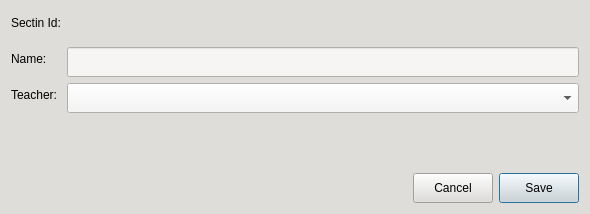
Above: CAI_PyQt/CAI_Admin/UI/FormSectionEditor.ui from CPG19040/CPG19040 before the change. Below: the same form after it.
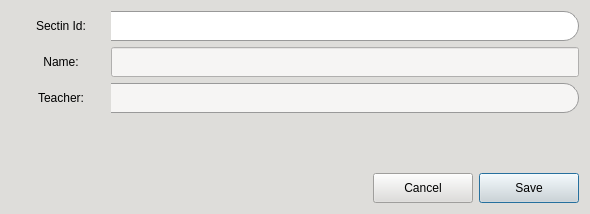
That is the form after the change. Icons and pictures are not drawn.

What changed in the file:
```diff
--- a/CAI_PyQt/CAI_Admin/UI/FormSectionEditor.ui
+++ b/CAI_PyQt/CAI_Admin/UI/FormSectionEditor.ui
@@ -26,16 +26,208 @@
    <string>Sections Editor</string>
   </property>
   <property name="styleSheet">
-   <string notr="true">background-color: rgb(222, 221, 218); color: rgb(0, 0, 0);</string>
+   <string notr="true">* {
+	background-color: rgb(222, 221, 218); 
+	color: black;
+}
+
+QPushButton[class=&quot;button-green&quot;] {
+	border: 1px solid #0a5128;
+    border-radius: 15px;
+    padding: 0px 10px 0px;
+    background: qlineargradient(x1:0, y1:0, x2:0, y2:1, 
+                                stop:0 #1ebd5d, 
+                                stop:1 #107f3f);
+    color: #FFF;
+    font: 10pt &quot;Inter SemiBold&quot;;
+}
+
+QPushButton[class=&quot;button-green&quot;]:hover {
+    background: qlineargradient(x1:0, y1:0, x2:0, y2:1, 
+                                stop:0 #2ecc71, 
+                                stop:1 #27AE60);
+}
+
+QPushButton[class=&quot;button-green&quot;]:pressed {
+    background: qlineargradient(x1:0, y1:0, x2:0, y2:1, 
+                                stop:0 #0b572a, 
+                                stop:1 #129046); 
+}
+
+QPushButton[class=&quot;button-green&quot;]:disabled {
+    background: #A5D6A7;
+    color: #E8F5E9;
+    opacity: 0.6;
+}
+
+*[class=&quot;button-normal&quot;] {
+	font: 10pt &quot;Inter&quot;;
+	background: qlineargradient(x1:0, y1:0, x2:0, y2:1, 
+                                stop:0 #ffffff, 
+                                stop:1 #d8ecf6);
+	color: black;
+	border-radius: 15px;
+	border: 1px solid rgb(154, 153, 150);
+}
+
+*[class=&quot;button-normal&quot;]:hover {
+	background: qlineargradient(x1:0, y1:0, x2:0, y2:1, 
+                                stop:0 #ffffff, 
+                                stop:1 #f2f6f8);
+}
+
+*[class=&quot;button-normal&quot;]:pressed {
+    background: qlineargradient(x1:0, y1:0, x2:0, y2:1, 
+                                stop:0 #dce5e9, 
+                                stop:1 #ffffff);
+}
+
+*[class=&quot;button-normal&quot;]:disabled {
+	background: #f5f5f5;
+	border: 1px solid #dcdcdc;
+	color: #aeaeae;
+}
+
+*[class=&quot;input-field&quot;] {
+	background-color: transparent;
+}
+
+*[class=&quot;input-field&quot;] QLineEdit {
+	background-color: #ffffff;
+	border: 1px solid #999;
+	border-left: none;
+	border-top-right-radius: 15px;
+	border-bottom-right-radius: 15px;
+	padding: 0px 8px;
+	color: black;
+}
+
+*[class=&quot;input-field&quot;] QLabel, #label_8 {
+	background-color: rgb(192, 191, 188);
+	border-left: 1px solid #999;
+	border-top: 1px solid #999;
+	border-bottom: 1px solid #999;
+	border-right: none;
+	border-top-left-radius: 15px;
+	border-bottom-left-radius: 15px;
+	padding-left: 8px;
+	color: black;
+}
+
+QComboBox {
+    border: 1px solid #999;
+    border-left: none;
+    padding: 0px 10px;
+    background-color: #ffffff;
+    color: #333333;
+    font: 10pt &quot;Inter Medium&quot;;
+    selection-background-color: #7eb4d7;
+	border-top-right-radius: 15px;
+	border-bottom-right-radius: 15px;
+}
+
+QComboBox:focus, QLineEdit:focus {
+    border: 1px solid #007BFF;
+}
+
+QComboBox:hover, QLineEdit:hover {
+    border: 1px solid #3498db;
+}
+
+QComboBox::drop-down {
+    subcontrol-origin: padding;
+    subcontrol-position: top right;
+    width: 30px;
+    border-left-width: 0px;
+    /* Match the 15px border-radius of the main control */
+    border-top-right-radius: 15px;
+    border-bottom-right-radius: 15px;
+}
+
+QComboBox::down-arrow {
+    image: url(:/Images/Images/caret-down.png);
+    border: none;
+    width: 8px;
+    height: 8px;
+}
+
+QComboBox QAbstractItemView {
+    background-color: white !important;
+    border: 1px solid #999;
+    selection-background-color: #7eb4d7;
+    selection-color: #ffffff;
+    outline: 0; /* Removes the ugly dotted focus border */
+}
+
+QComboBox QAbstractItemView::item {
+    padding: 0px 15px;
+    border-radius: 4px;
+    color: #333333;
+}
+
+/* Hover state for items inside the dropdown */
+QComboBox QAbstractItemView::item:hover {
+    background-color: #7eb4d7;
+    color: #ffffff;
+}</string>
   </property>
   <layout class="QVBoxLayout" name="verticalLayout">
    <item>
-    <layout class="QFormLayout" name="formLayout_3">
-     <item row="0" column="1">
+    <widget class="QWidget" name="widget_3" native="true">
+     <property name="styleSheet">
+      <string notr="true">#label_sectionId {
+	background-color: #FFF;
+	border: 1px solid #999;
+	border-left: none;
+	border-top-left-radius: 0px;
+	border-bottom-left-radius: 0px;
+	border-top-right-radius: 15px;
+	border-bottom-right-radius: 15px;
+}</string>
+     </property>
+     <layout class="QHBoxLayout" name="horizontalLayout_4">
+      <property name="spacing">
+       <number>0</number>
+      </property>
+      <property name="leftMargin">
+       <number>0</number>
+      </property>
+      <property name="topMargin">
+       <number>0</number>
+      </property>
+      <property name="rightMargin">
+       <number>0</number>
+      </property>
+      <property name="bottomMargin">
+       <number>0</number>
+      </property>
+      <item>
+       <widget class="QLabel" name="label_8">
+        <property name="minimumSize">
+         <size>
+          <width>100</width>
+          <height>0</height>
+         </size>
+        </property>
+        <property name="maximumSize">
+         <size>
+          <width>100</width>
+          <height>16777215</height>
+         </size>
+        </property>
+        <property name="text">
+         <string>Sectin Id:</string>
+        </property>
+        <property name="alignment">
+         <set>Qt::AlignCenter</set>
+        </property>
+       </widget>
+      </item>
+      <item>
       <widget class="QLabel" name="label_sectionId">
        <property name="minimumSize">
         <size>
-         <width>0</width>
+          <width>100</width>
          <height>30</height>
         </size>
        </property>
@@ -52,28 +244,60 @@
         </font>
        </property>
        <property name="styleSheet">
-        <string notr="true">background-color: transparent;</string>
+         <string notr="true"/>
        </property>
        <property name="text">
         <string/>
        </property>
       </widget>
      </item>
-     <item row="0" column="0">
-      <widget class="QLabel" name="label_8">
-       <property name="text">
-        <string>Sectin Id:</string>
-       </property>
-      </widget>
-     </item>
-     <item row="1" column="0">
+     </layout>
+    </widget>
+   </item>
+   <item>
+    <widget class="QWidget" name="widget" native="true">
+     <property name="class" stdset="0">
+      <string>input-field</string>
+     </property>
+     <layout class="QHBoxLayout" name="horizontalLayout">
+      <property name="spacing">
+       <number>0</number>
+      </property>
+      <property name="leftMargin">
+       <number>0</number>
+      </property>
+      <property name="topMargin">
+       <number>0</number>
+      </property>
+      <property name="rightMargin">
+       <number>0</number>
+      </property>
+      <property name="bottomMargin">
+       <number>0</number>
+      </property>
+      <item>
       <widget class="QLabel" name="label_9">
+        <property name="minimumSize">
+         <size>
+          <width>100</width>
+          <height>30</height>
+         </size>
+        </property>
+        <property name="maximumSize">
+         <size>
+          <width>100</width>
+          <height>30</height>
+         </size>
+        </property>
        <property name="text">
         <string>Name:</string>
        </property>
-      </widget>
-     </item>
-     <item row="1" column="1">
+        <property name="alignment">
+         <set>Qt::AlignCenter</set>
+        </property>
+       </widget>
+      </item>
+      <item>
       <widget class="QLineEdit" name="txtSectionName">
        <property name="minimumSize">
         <size>
@@ -86,14 +310,47 @@
        </property>
       </widget>
      </item>
-     <item row="2" column="0">
+     </layout>
+    </widget>
+   </item>
+   <item>
+    <widget class="QWidget" name="widget_2" native="true">
+     <property name="class" stdset="0">
+      <string>input-field</string>
+     </property>
+     <layout class="QHBoxLayout" name="horizontalLayout_3">
+      <property name="spacing">
+       <number>0</number>
+      </property>
+      <property name="leftMargin">
+       <number>0</number>
+      </property>
+      <property name="topMargin">
+       <number>0</number>
+      </property>
+      <property name="rightMargin">
+       <number>0</number>
+      </property>
+      <property name="bottomMargin">
+       <number>0</number>
+      </property>
+      <item>
       <widget class="QLabel" name="label_10">
+        <property name="maximumSize">
+         <size>
+          <width>100</width>
+          <height>16777215</height>
+         </size>
+        </property>
        <property name="text">
         <string>Teacher:</string>
        </property>
-      </widget>
-     </item>
-     <item row="2" column="1">
+        <property name="alignment">
+         <set>Qt::AlignCenter</set>
+        </property>
+       </widget>
+      </item>
+      <item>
       <widget class="QComboBox" name="cmb_teacher">
        <property name="minimumSize">
         <size>
@@ -110,6 +367,7 @@
       </widget>
      </item>
     </layout>
+    </widget>
    </item>
    <item>
     <spacer name="verticalSpacer">
@@ -143,7 +401,13 @@
       <widget class="QPushButton" name="btnCancel">
        <property name="minimumSize">
         <size>
-         <width>0</width>
+         <width>100</width>
+         <height>30</height>
+        </size>
+       </property>
+       <property name="maximumSize">
+        <size>
+         <width>100</width>
          <height>30</height>
         </size>
        </property>
@@ -156,7 +420,13 @@
       <widget class="QPushButton" name="btnSave">
        <property name="minimumSize">
         <size>
-         <width>0</width>
+         <width>100</width>
+         <height>30</height>
+        </size>
+       </property>
+       <property name="maximumSize">
+        <size>
+         <width>100</width>
          <height>30</height>
         </size>
        </property>
```
Left out of the diff: 10 changed lines with no effect on the pictures. Lines whose indentation alone changed are shown as unchanged.
